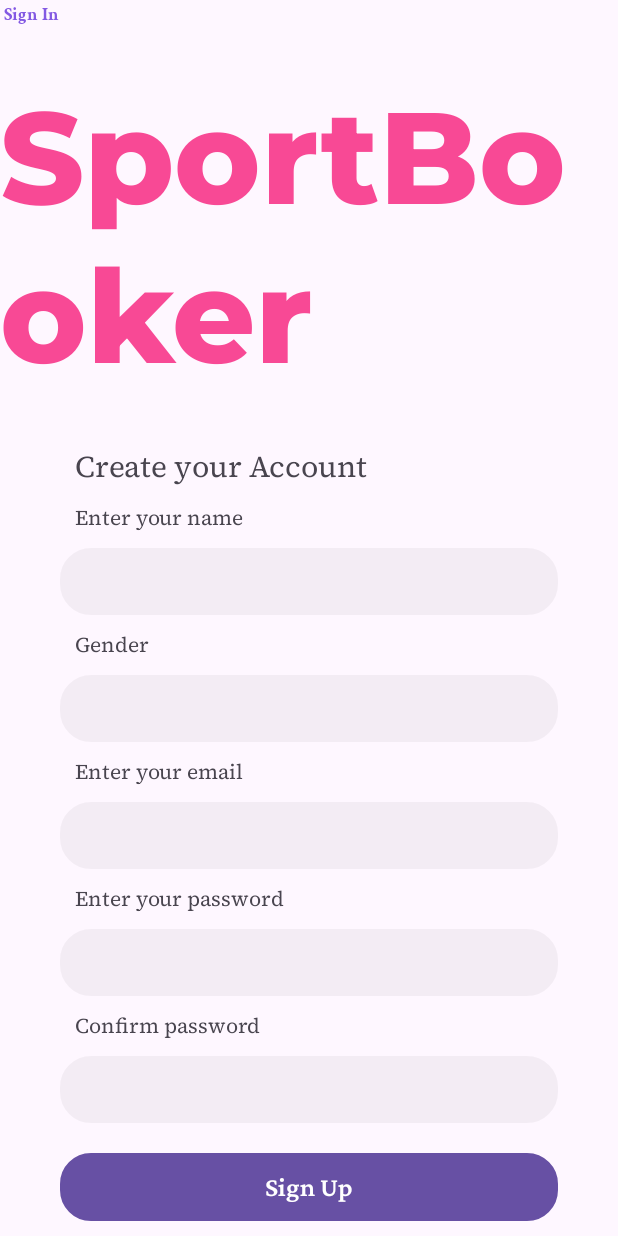
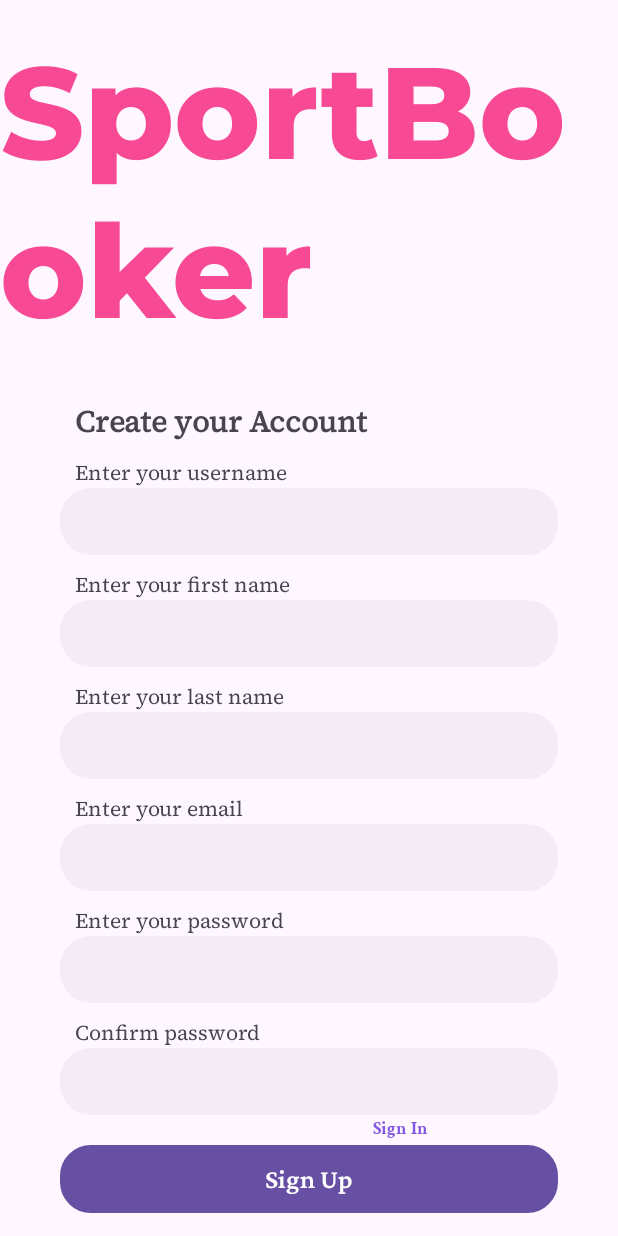
Before and after one commit to keyrendk/SportBooker, an Android app: the SignUp screen opened directly, with no data from a screen before it, on a phone screen of 412 x 824 dp. Run offline under Robolectric (Android 15) with nearby library versions, the phone set to English and light mode, and no system bars.

Commit message:
benerin activity_sign_up dan buat configuration untuk users table

```diff
--- a/app/src/main/res/drawable/rounded_button_background.xml
+++ b/app/src/main/res/drawable/rounded_button_background.xml
@@ -5,5 +5,9 @@
     <solid android:color="#8359E3" />
     <corners android:radius="20dp" />
     <stroke android:width="1dp" />
-    <padding android:top="10dp" android:bottom="10dp" android:right="10dp" android:left="10dp" />
+    <padding android:top="10dp"
+        android:bottom="10dp"
+        android:right="10dp"
+        android:left="10dp" />
+
 </shape>
--- a/app/src/main/res/layout/activity_sign_up.xml
+++ b/app/src/main/res/layout/activity_sign_up.xml
@@ -4,13 +4,14 @@
     xmlns:tools="http://schemas.android.com/tools"
     android:layout_width="match_parent"
     android:layout_height="match_parent"
+    android:foregroundTint="#8359E3"
     tools:context=".SignUp">
 
     <TextView
         android:id="@+id/textView"
         android:layout_width="wrap_content"
         android:layout_height="wrap_content"
-        android:layout_marginTop="50dp"
+        android:layout_marginTop="20dp"
         android:fontFamily="@font/montserrat_extrabold"
         android:text="SportBooker"
         android:textColor="#F84995"
@@ -18,6 +19,172 @@
         app:layout_constraintEnd_toEndOf="parent"
         app:layout_constraintStart_toStartOf="parent"
         app:layout_constraintTop_toTopOf="parent" />
+
+    <TextView
+        android:id="@+id/textCreateAccount"
+        android:layout_width="wrap_content"
+        android:layout_height="wrap_content"
+        android:layout_marginStart="50dp"
+        android:layout_marginTop="15dp"
+        android:layout_marginEnd="179dp"
+        android:fontFamily="@font/source_serif_pro"
+        android:text="Create your Account"
+        android:textSize="20sp"
+        android:textStyle="bold"
+        app:layout_constraintEnd_toEndOf="parent"
+        app:layout_constraintHorizontal_bias="0.0"
+        app:layout_constraintStart_toStartOf="parent"
+        app:layout_constraintTop_toBottomOf="@+id/textView" />
+
+    <TextView
+        android:id="@+id/textEnterUsername"
+        android:layout_width="wrap_content"
+        android:layout_height="wrap_content"
+        android:layout_marginStart="50dp"
+        android:layout_marginTop="10dp"
+        android:fontFamily="@font/source_serif_pro"
+        android:text="Enter your username"
+        app:layout_constraintStart_toStartOf="parent"
+        app:layout_constraintTop_toBottomOf="@+id/textCreateAccount" />
+
+    <EditText
+        android:id="@+id/editTextUsername"
+        android:layout_width="0dp"
+        android:layout_height="wrap_content"
+        android:layout_marginStart="40dp"
+        android:layout_marginEnd="40dp"
+        android:alpha="0.04"
+        android:background="@drawable/rounded_edittext_background"
+        android:ems="10"
+        android:inputType="text"
+        app:layout_constraintEnd_toEndOf="parent"
+        app:layout_constraintHorizontal_bias="1.0"
+        app:layout_constraintStart_toStartOf="parent"
+        app:layout_constraintTop_toBottomOf="@+id/textEnterUsername" />
+
+    <TextView
+        android:id="@+id/textFirstName"
+        android:layout_width="wrap_content"
+        android:layout_height="wrap_content"
+        android:layout_marginStart="50dp"
+        android:layout_marginTop="10dp"
+        android:fontFamily="@font/source_serif_pro"
+        android:text="Enter your first name"
+        app:layout_constraintStart_toStartOf="parent"
+        app:layout_constraintTop_toBottomOf="@+id/editTextUsername" />
+
+    <EditText
+        android:id="@+id/editTextFirstName"
+        android:layout_width="0dp"
+        android:layout_height="wrap_content"
+        android:layout_marginStart="40dp"
+        android:layout_marginEnd="40dp"
+        android:alpha="0.04"
+        android:background="@drawable/rounded_edittext_background"
+        android:ems="10"
+        android:inputType="textPassword"
+        app:layout_constraintEnd_toEndOf="parent"
+        app:layout_constraintHorizontal_bias="1.0"
+        app:layout_constraintStart_toStartOf="parent"
+        app:layout_constraintTop_toBottomOf="@+id/textFirstName" />
+
+    <TextView
+        android:id="@+id/textLastName"
+        android:layout_width="wrap_content"
+        android:layout_height="wrap_content"
+        android:layout_marginStart="50dp"
+        android:layout_marginTop="10dp"
+        android:fontFamily="@font/source_serif_pro"
+        android:text="Enter your last name"
+        app:layout_constraintStart_toStartOf="parent"
+        app:layout_constraintTop_toBottomOf="@+id/editTextFirstName" />
+
+    <EditText
+        android:id="@+id/editTextLastName"
+        android:layout_width="0dp"
+        android:layout_height="wrap_content"
+        android:layout_marginStart="40dp"
+        android:layout_marginEnd="40dp"
+        android:alpha="0.04"
+        android:background="@drawable/rounded_edittext_background"
+        android:inputType="text"
+        app:layout_constraintEnd_toEndOf="parent"
+        app:layout_constraintHorizontal_bias="0.0"
+        app:layout_constraintStart_toStartOf="parent"
+        app:layout_constraintTop_toBottomOf="@+id/textLastName" />
+
+    <TextView
+        android:id="@+id/textEnterEmail"
+        android:layout_width="wrap_content"
+        android:layout_height="wrap_content"
+        android:layout_marginStart="50dp"
+        android:layout_marginTop="10dp"
+        android:fontFamily="@font/source_serif_pro"
+        android:text="Enter your email"
+        app:layout_constraintStart_toStartOf="parent"
+        app:layout_constraintTop_toBottomOf="@+id/editTextLastName" />
+
+    <EditText
+        android:id="@+id/editTextEmail"
+        android:layout_width="0dp"
+        android:layout_height="wrap_content"
+        android:layout_marginStart="40dp"
+        android:layout_marginEnd="40dp"
+        android:alpha="0.04"
+        android:background="@drawable/rounded_edittext_background"
+        android:inputType="textEmailAddress"
+        app:layout_constraintEnd_toEndOf="parent"
+        app:layout_constraintStart_toStartOf="parent"
+        app:layout_constraintTop_toBottomOf="@+id/textEnterEmail" />
+
+    <TextView
+        android:id="@+id/textPassword"
+        android:layout_width="wrap_content"
+        android:layout_height="wrap_content"
+        android:layout_marginStart="50dp"
+        android:layout_marginTop="10dp"
+        android:fontFamily="@font/source_serif_pro"
+        android:text="Enter your password"
+        app:layout_constraintStart_toStartOf="parent"
+        app:layout_constraintTop_toBottomOf="@+id/editTextEmail" />
+
+    <EditText
+        android:id="@+id/editTextPassword"
+        android:layout_width="0dp"
+        android:layout_height="wrap_content"
+        android:layout_marginStart="40dp"
+        android:layout_marginEnd="40dp"
+        android:alpha="0.04"
+        android:background="@drawable/rounded_edittext_background"
+        android:inputType="textPassword"
+        app:layout_constraintEnd_toEndOf="parent"
+        app:layout_constraintStart_toStartOf="parent"
+        app:layout_constraintTop_toBottomOf="@+id/textPassword" />
+
+    <TextView
+        android:id="@+id/textConfirmPassword"
+        android:layout_width="wrap_content"
+        android:layout_height="wrap_content"
+        android:layout_marginStart="50dp"
+        android:layout_marginTop="10dp"
+        android:layout_marginEnd="50dp"
+        android:fontFamily="@font/source_serif_pro"
+        android:text="Confirm password"
+        app:layout_constraintStart_toStartOf="parent"
+        app:layout_constraintTop_toBottomOf="@+id/editTextPassword" />
+
+    <EditText
+        android:id="@+id/editTextConfirmPassword"
+        android:layout_width="0dp"
+        android:layout_height="wrap_content"
+        android:layout_marginStart="40dp"
+        android:layout_marginEnd="40dp"
+        android:alpha="0.04"
+        android:background="@drawable/rounded_edittext_background"
+        android:inputType="textPassword"
+        app:layout_constraintEnd_toEndOf="parent"
+        app:layout_constraintStart_toStartOf="parent"
+        app:layout_constraintTop_toBottomOf="@+id/textConfirmPassword" />
 
     <Button
         android:id="@+id/button"
@@ -27,182 +194,40 @@
         android:layout_marginTop="20dp"
         android:layout_marginEnd="40dp"
         android:background="@drawable/rounded_button_background"
+        android:backgroundTint="#8359E3"
         android:fontFamily="@font/crimson_pro_semibold"
         android:text="Sign Up"
         android:textSize="18sp"
         app:layout_constraintEnd_toEndOf="parent"
         app:layout_constraintStart_toStartOf="parent"
-        app:layout_constraintTop_toBottomOf="@+id/editTextTextPassword3" />
-
-    <EditText
-        android:id="@+id/editTextTextEmailAddress2"
-        android:layout_width="0dp"
-        android:layout_height="wrap_content"
-        android:layout_marginStart="40dp"
-        android:layout_marginTop="10dp"
-        android:layout_marginEnd="40dp"
-        android:alpha="0.04"
-        android:background="@drawable/rounded_edittext_background"
-        android:ems="10"
-        android:inputType="textEmailAddress"
-        app:layout_constraintEnd_toEndOf="parent"
-        app:layout_constraintHorizontal_bias="1.0"
-        app:layout_constraintStart_toStartOf="parent"
-        app:layout_constraintTop_toBottomOf="@+id/textView5" />
-
-    <TextView
-        android:id="@+id/textView2"
-        android:layout_width="wrap_content"
-        android:layout_height="wrap_content"
-        android:layout_marginStart="50dp"
-        android:layout_marginTop="15dp"
-        android:layout_marginEnd="179dp"
-        android:fontFamily="@font/source_serif_pro"
-        android:text="Create your Account"
-        android:textSize="20sp"
-        app:layout_constraintEnd_toEndOf="parent"
-        app:layout_constraintHorizontal_bias="0.0"
-        app:layout_constraintStart_toStartOf="parent"
-        app:layout_constraintTop_toBottomOf="@+id/textView" />
-
-    <EditText
-        android:id="@+id/editTextTextPassword"
-        android:layout_width="0dp"
-        android:layout_height="wrap_content"
-        android:layout_marginStart="40dp"
-        android:layout_marginTop="10dp"
-        android:layout_marginEnd="40dp"
-        android:alpha="0.04"
-        android:background="@drawable/rounded_edittext_background"
-        android:ems="10"
-        android:inputType="textPassword"
-        app:layout_constraintEnd_toEndOf="parent"
-        app:layout_constraintHorizontal_bias="1.0"
-        app:layout_constraintStart_toStartOf="parent"
-        app:layout_constraintTop_toBottomOf="@+id/textView4" />
-
-    <EditText
-        android:id="@+id/editTextTextEmailAddress"
-        android:layout_width="0dp"
-        android:layout_height="wrap_content"
-        android:layout_marginStart="40dp"
-        android:layout_marginTop="10dp"
-        android:layout_marginEnd="40dp"
-        android:alpha="0.04"
-        android:background="@drawable/rounded_edittext_background"
-        android:ems="10"
-        android:inputType="textEmailAddress"
-        app:layout_constraintEnd_toEndOf="parent"
-        app:layout_constraintHorizontal_bias="1.0"
-        app:layout_constraintStart_toStartOf="parent"
-        app:layout_constraintTop_toBottomOf="@+id/textView3" />
-
-    <TextView
-        android:id="@+id/textView3"
-        android:layout_width="wrap_content"
-        android:layout_height="wrap_content"
-        android:layout_marginStart="50dp"
-        android:layout_marginTop="10dp"
-        android:fontFamily="@font/source_serif_pro"
-        android:text="Enter your name"
-        app:layout_constraintStart_toStartOf="parent"
-        app:layout_constraintTop_toBottomOf="@+id/textView2" />
-
-    <TextView
-        android:id="@+id/textView4"
-        android:layout_width="wrap_content"
-        android:layout_height="wrap_content"
-        android:layout_marginStart="50dp"
-        android:layout_marginTop="10dp"
-        android:fontFamily="@font/source_serif_pro"
-        android:text="Gender"
-        app:layout_constraintStart_toStartOf="parent"
-        app:layout_constraintTop_toBottomOf="@+id/editTextTextEmailAddress" />
-
-    <TextView
-        android:id="@+id/textView5"
-        android:layout_width="wrap_content"
-        android:layout_height="wrap_content"
-        android:layout_marginStart="50dp"
-        android:layout_marginTop="10dp"
-        android:fontFamily="@font/source_serif_pro"
-        android:text="Enter your email"
-        app:layout_constraintStart_toStartOf="parent"
-        app:layout_constraintTop_toBottomOf="@+id/editTextTextPassword" />
-
-    <EditText
-        android:id="@+id/editTextTextPassword2"
-        android:layout_width="0dp"
-        android:layout_height="wrap_content"
-        android:layout_marginStart="40dp"
-        android:layout_marginTop="10dp"
-        android:layout_marginEnd="40dp"
-        android:alpha="0.04"
-        android:background="@drawable/rounded_edittext_background"
-        android:ems="10"
-        android:inputType="textPassword"
-        app:layout_constraintEnd_toEndOf="parent"
-        app:layout_constraintHorizontal_bias="1.0"
-        app:layout_constraintStart_toStartOf="parent"
-        app:layout_constraintTop_toBottomOf="@+id/textView6" />
-
-    <TextView
-        android:id="@+id/textView7"
-        android:layout_width="wrap_content"
-        android:layout_height="wrap_content"
-        android:layout_marginStart="50dp"
-        android:layout_marginTop="10dp"
-        android:fontFamily="@font/source_serif_pro"
-        android:text="Confirm password"
-        app:layout_constraintStart_toStartOf="parent"
-        app:layout_constraintTop_toBottomOf="@+id/editTextTextPassword2" />
-
-    <EditText
-        android:id="@+id/editTextTextPassword3"
-        android:layout_width="0dp"
-        android:layout_height="wrap_content"
-        android:layout_marginStart="40dp"
-        android:layout_marginTop="10dp"
-        android:layout_marginEnd="40dp"
-        android:alpha="0.04"
-        android:background="@drawable/rounded_edittext_background"
-        android:ems="10"
-        android:inputType="textPassword"
-        app:layout_constraintEnd_toEndOf="parent"
-        app:layout_constraintHorizontal_bias="1.0"
-        app:layout_constraintStart_toStartOf="parent"
-        app:layout_constraintTop_toBottomOf="@+id/textView7" />
-
-    <TextView
-        android:id="@+id/textView6"
-        android:layout_width="wrap_content"
-        android:layout_height="wrap_content"
-        android:layout_marginStart="50dp"
-        android:layout_marginTop="10dp"
-        android:fontFamily="@font/source_serif_pro"
-        android:text="Enter your password"
-        app:layout_constraintStart_toStartOf="parent"
-        app:layout_constraintTop_toBottomOf="@+id/editTextTextEmailAddress2" />
+        app:layout_constraintTop_toBottomOf="@+id/editTextConfirmPassword" />
 
     <TextView
         android:id="@+id/textView12"
         android:layout_width="wrap_content"
         android:layout_height="wrap_content"
+        android:layout_marginStart="117dp"
         android:layout_marginTop="10dp"
+        android:layout_marginBottom="70dp"
         android:fontFamily="@font/crimson_pro_semibold"
         android:text=" Already have an account?"
         android:textSize="12sp"
-        app:layout_constraintTop_toBottomOf="@+id/button"
-        tools:layout_editor_absoluteX="117dp" />
+        app:layout_constraintBottom_toBottomOf="parent"
+        app:layout_constraintStart_toStartOf="parent"
+        app:layout_constraintTop_toBottomOf="@+id/button" />
 
     <TextView
         android:id="@+id/textView13"
         android:layout_width="wrap_content"
         android:layout_height="wrap_content"
+        android:layout_marginEnd="126dp"
+        android:layout_marginBottom="63dp"
         android:fontFamily="@font/crimson_text_bold"
         android:text=" Sign In"
         android:textColor="#8359E3"
         android:textSize="12sp"
-        tools:layout_editor_absoluteX="254dp"
-        tools:layout_editor_absoluteY="654dp" />
+        app:layout_constraintBottom_toBottomOf="parent"
+        app:layout_constraintEnd_toEndOf="parent"
+        app:layout_constraintStart_toEndOf="@+id/textView12" />
+
 </androidx.constraintlayout.widget.ConstraintLayout>
```
Also changed, not shown: app/src/main/java/com/example/sportbooker/DBHandler.java (deleted, +0 -186 lines), app/src/main/java/com/example/sportbooker/configuration.java (added, +21 -0 lines), app/src/main/res/layout/activity_main.xml (+6 -2 lines).
